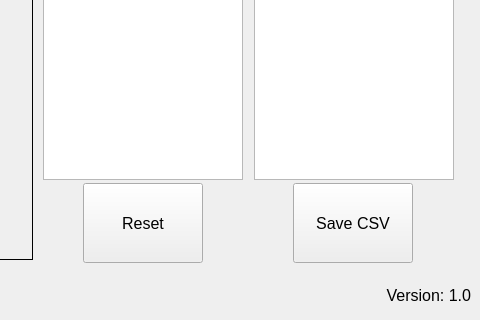
muysengly/proj_attendance, file gui_v1.ui: the form before one commit; both pictures show x 620 to 1100 and y 430 to 750 of the 1100 by 750 pixel window.
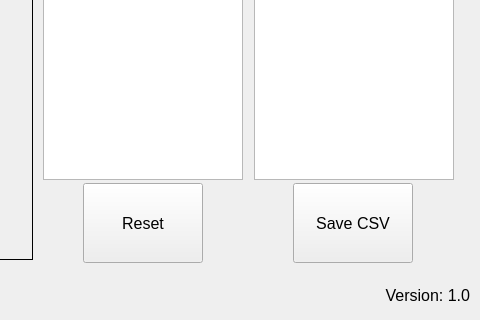
The form after the commit.

Diff of the .ui file:
```diff
--- a/gui_v1.ui
+++ b/gui_v1.ui
@@ -267,9 +267,9 @@
    <widget class="QLabel" name="label_5">
     <property name="geometry">
      <rect>
-      <x>940</x>
+      <x>890</x>
       <y>710</y>
-      <width>151</width>
+      <width>200</width>
       <height>30</height>
      </rect>
     </property>
```
Left out of the diff: 2 changed lines with no effect on the pictures.
